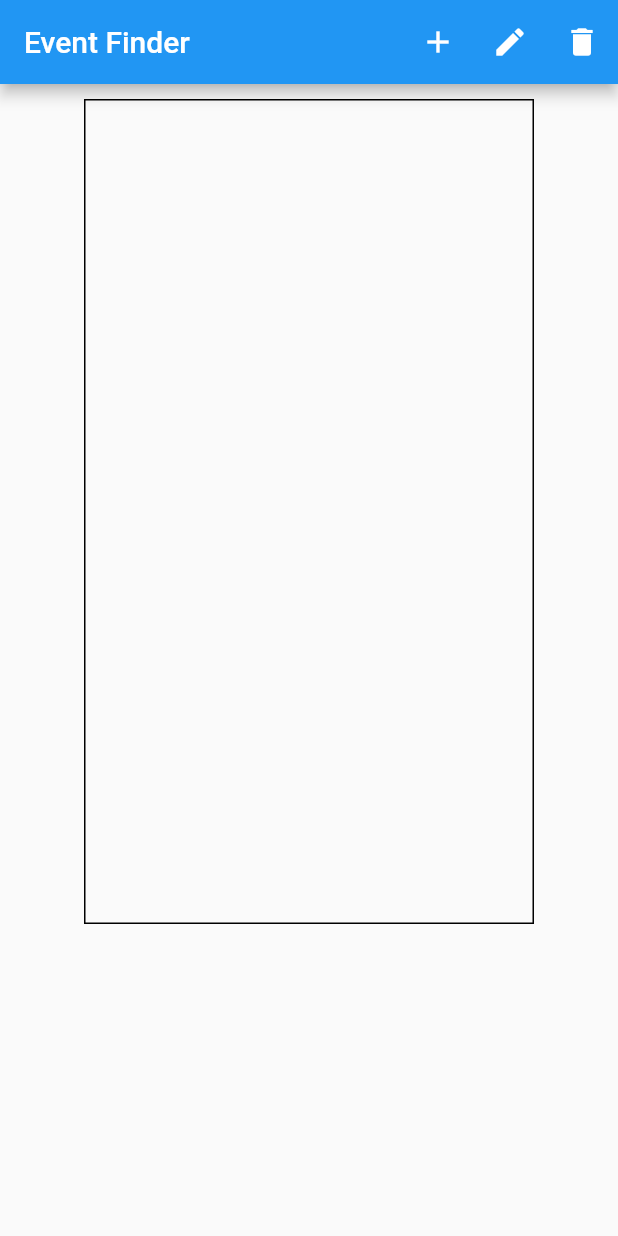
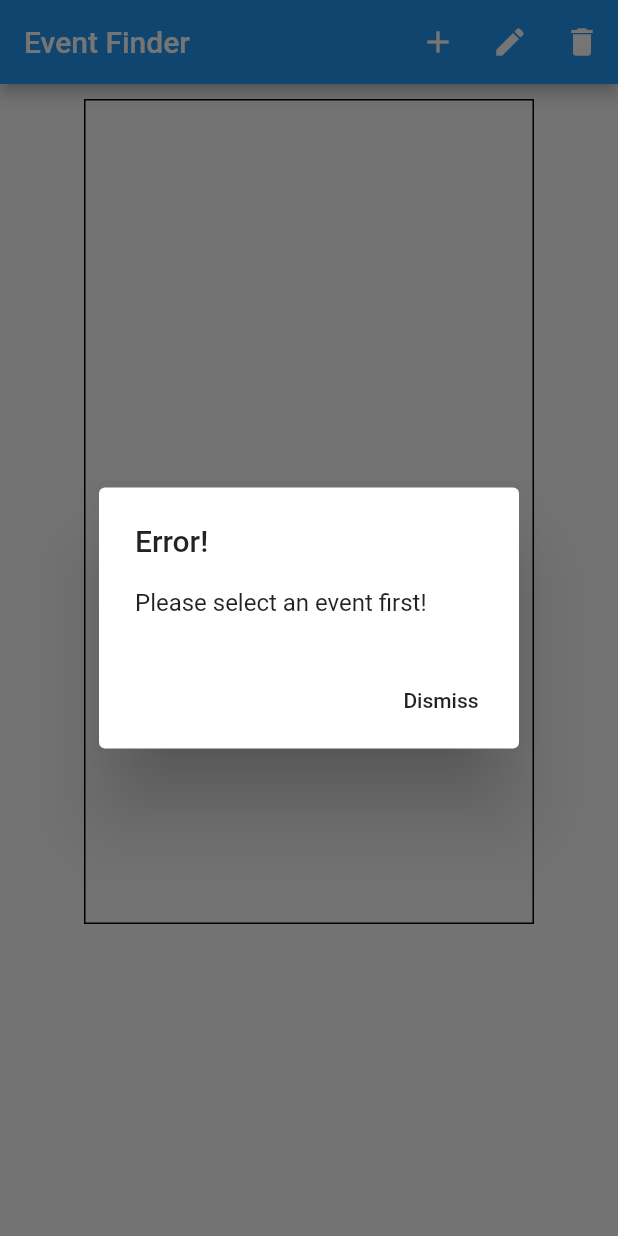
Before and after one commit to Kab332/OTU-Companion-Application, a Flutter app: the EventListWidget screen opened directly, after a tap on the "delete" icon, on a phone screen of 412 x 824 dp. Run offline on Flutter 3.47's test engine with Material 2 defaults, Android fonts, the phone set to English and light mode, and no system bars; our stand-ins replace cloud_firestore, firebase_core, sqflite; accounts and stored records are empty.

Commit message:
Fix bug with no selected event on edit and delete, set selected event to null after delete

```diff
--- a/otu_companion/lib/src/event_finder/views/event_finder_list.dart
+++ b/otu_companion/lib/src/event_finder/views/event_finder_list.dart
@@ -18,7 +18,7 @@ class _EventListWidgetState extends State<EventListWidget> {
   List<Event> events;
   final _eventModel = EventModel();
 
-  Event _selectedEvent = new Event();
+  Event _selectedEvent;
 
   @override
   void initState() {
@@ -98,7 +98,7 @@ class _EventListWidgetState extends State<EventListWidget> {
 
     return Container(
       decoration: BoxDecoration(
-          color: event.reference == _selectedEvent.reference
+          color: _selectedEvent != null && event.reference == _selectedEvent.reference
               ? Colors.blue
               : Colors.white),
       child: GestureDetector(
@@ -158,12 +158,18 @@ class _EventListWidgetState extends State<EventListWidget> {
 
   // Deleting a single event based on event object
   Future<void> _deleteEvent() async {
-    setState(() {
-      _selectedEvent.reference.delete();
+    print('deleting event: $_selectedEvent');
+    if (_selectedEvent != null) {
+      setState(() {
+        _selectedEvent.reference.delete();
 
-      var snackbar = SnackBar(content: Text("Event has been deleted."));
-      Scaffold.of(context).showSnackBar(snackbar);
-    });
+        var snackbar = SnackBar(content: Text("Event has been deleted."));
+        Scaffold.of(context).showSnackBar(snackbar);
+        _selectedEvent = null;
+      });
+    } else {
+      _showAlertDialog();
+    }
   }
 
   Future<void> _editEvent() async {
@@ -188,7 +194,7 @@ class _EventListWidgetState extends State<EventListWidget> {
         });
       }
     } else {
-      print('Please select an event first!');
+      _showAlertDialog();
     }
   }
 
@@ -246,4 +252,27 @@ class _EventListWidgetState extends State<EventListWidget> {
       },
     );
   }
+
+  void _showAlertDialog() {
+    showDialog<void>(
+      context: context,
+      barrierDismissible: true,
+      builder: (BuildContext context) {
+        return AlertDialog(
+          title: Text('Error!'),
+          content: Text(
+            'Please select an event first!'
+          ),
+          actions: <Widget>[
+            FlatButton(
+              child: Text('Dismiss'),
+              onPressed: () {
+                Navigator.of(context).pop();
+              },
+            ),
+          ],
+        );
+      },
+    );
+  }
 }
```
